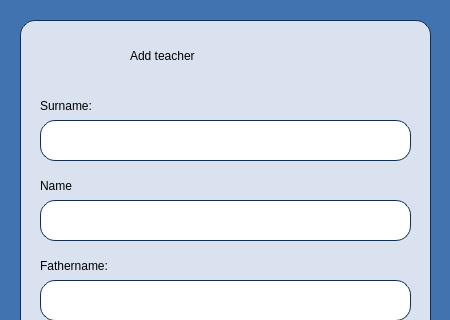
Qt form Planner/teacheradding.ui (BeliaViktoria/Planner) before a commit; both pictures show x 0 to 450 and y 0 to 320 of the 450 by 600 pixel window.
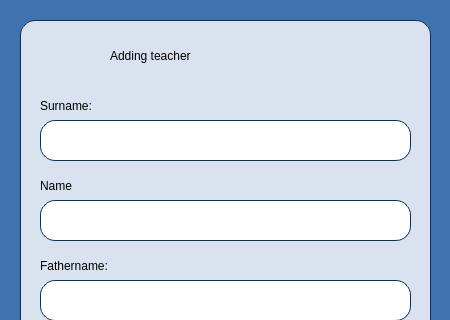
The same form after that commit.

Commit message: Rename labels

```diff
--- a/Planner/teacheradding.ui
+++ b/Planner/teacheradding.ui
@@ -10,6 +10,12 @@
     <height>600</height>
    </rect>
   </property>
+  <property name="minimumSize">
+   <size>
+    <width>450</width>
+    <height>600</height>
+   </size>
+  </property>
   <property name="windowTitle">
    <string>Form</string>
   </property>
@@ -175,9 +181,9 @@
   <widget class="QLabel" name="label_6">
    <property name="geometry">
     <rect>
-     <x>130</x>
+     <x>110</x>
      <y>40</y>
-     <width>181</width>
+     <width>221</width>
      <height>31</height>
     </rect>
    </property>
@@ -187,7 +193,7 @@
 background-color:rgb(219, 226, 239);</string>
    </property>
    <property name="text">
-    <string>Add teacher</string>
+    <string>Adding teacher</string>
    </property>
   </widget>
   <widget class="QLineEdit" name="lineEdit_4">
```
Left out of the diff: 60 changed lines with no effect on the pictures. The commit also changes 1 other file.
